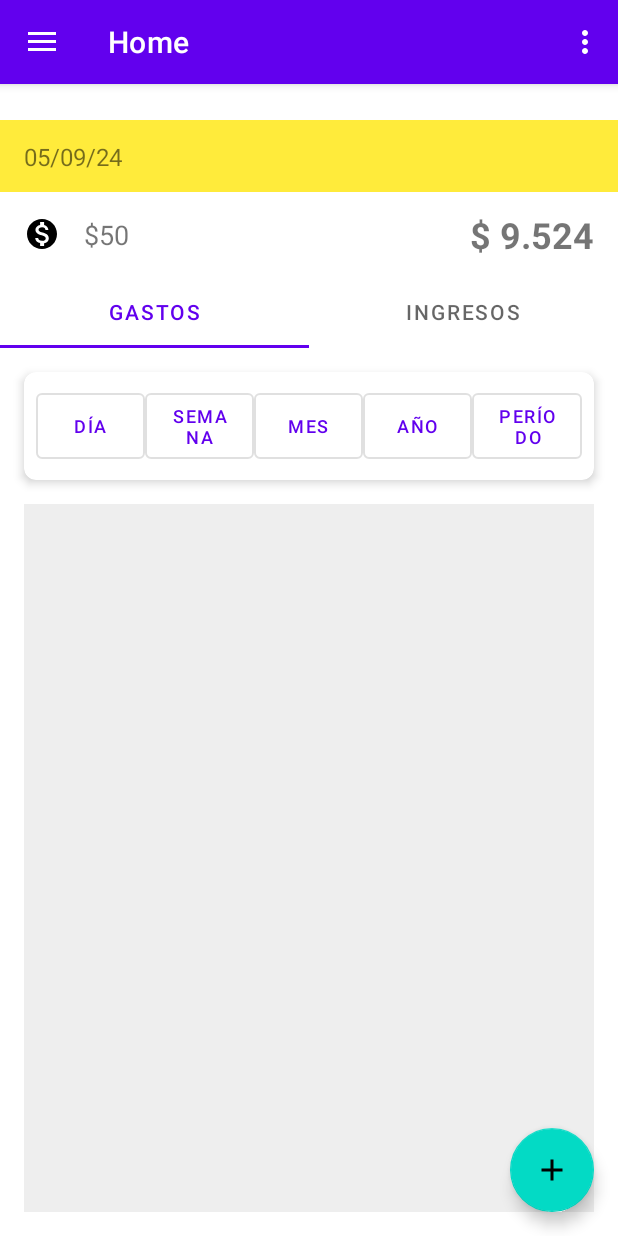
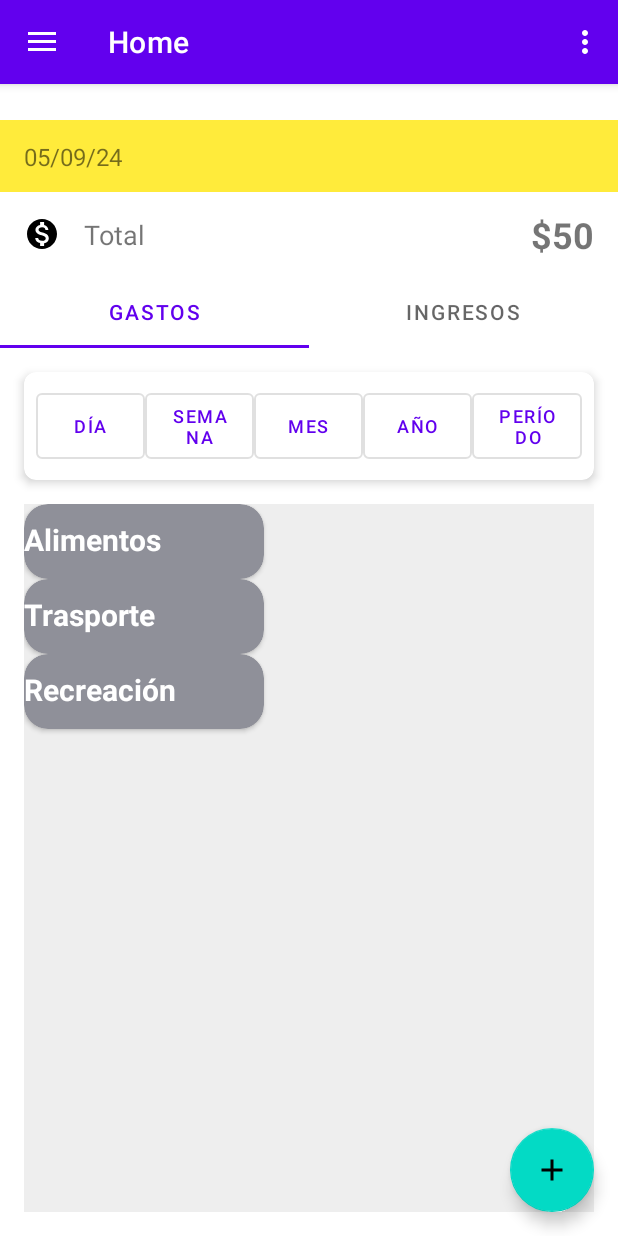
Before and after one commit to spoleschi/GestionGastos, an Android app: the MainActivity screen opened directly, with no data from a screen before it, on a phone screen of 412 x 824 dp. Run offline under Robolectric (Android 15) with nearby library versions, the phone set to English and light mode, and no system bars; our stand-ins replace navigation-ui.

```diff
--- a/app/src/main/java/com/example/myapplication4/Cuota.java
+++ b/app/src/main/java/com/example/myapplication4/Clases/Cuota.java
@@ -1,4 +1,4 @@
-package com.example.myapplication4;
+package com.example.myapplication4.Clases;
 import java.time.LocalDate;
 public class Cuota {
     private int nroCuota;
--- a/app/src/main/java/com/example/myapplication4/Gasto.java
+++ b/app/src/main/java/com/example/myapplication4/Clases/Gasto.java
@@ -1,8 +1,7 @@
-package com.example.myapplication4;
+package com.example.myapplication4.Clases;
 import java.util.ArrayList;
 import java.math.BigDecimal;
 import java.time.LocalDate;
-import java.util.Locale;
 
 public class Gasto extends Transaccion{
     private int cantCuotas;
--- a/app/src/main/java/com/example/myapplication4/Ingreso.java
+++ b/app/src/main/java/com/example/myapplication4/Clases/Ingreso.java
@@ -1,4 +1,4 @@
-package com.example.myapplication4;
+package com.example.myapplication4.Clases;
 
 import java.math.BigDecimal;
 import java.time.LocalDate;
--- a/app/src/main/java/com/example/myapplication4/Transaccion.java
+++ b/app/src/main/java/com/example/myapplication4/Clases/Transaccion.java
@@ -1,4 +1,4 @@
-package com.example.myapplication4;
+package com.example.myapplication4.Clases;
 
 import java.math.BigDecimal;
 import java.time.LocalDate;
--- a/app/src/main/java/com/example/myapplication4/Usuario.java
+++ b/app/src/main/java/com/example/myapplication4/Clases/Usuario.java
@@ -1,4 +1,4 @@
-package com.example.myapplication4;
+package com.example.myapplication4.Clases;
 
 import java.math.BigDecimal;
 
--- a/app/src/main/java/com/example/myapplication4/MainActivity.kt
+++ b/app/src/main/java/com/example/myapplication4/MainActivity.kt
@@ -12,6 +12,11 @@ import androidx.navigation.ui.setupActionBarWithNavController
 import androidx.navigation.ui.setupWithNavController
 import androidx.drawerlayout.widget.DrawerLayout
 import androidx.appcompat.app.AppCompatActivity
+import androidx.recyclerview.widget.LinearLayoutManager
+import androidx.recyclerview.widget.RecyclerView
+import com.example.myapplication4.Clases.Categoria
+import com.example.myapplication4.Clases.Usuario
+import com.example.myapplication4.adapters.CategoriesAdapter
 import com.example.myapplication4.databinding.ActivityMainBinding
 import java.math.BigDecimal;
 
@@ -19,6 +24,29 @@ class MainActivity : AppCompatActivity() {
 
     private lateinit var appBarConfiguration: AppBarConfiguration
     private lateinit var binding: ActivityMainBinding
+
+    private val categories = listOf(
+        Categoria(
+            "Alimentos",
+            "",
+            "Verde",
+            "Gasto"
+        ),
+        Categoria(
+            "Trasporte",
+            "",
+            "Amarillo",
+            "Gasto"
+        ),
+        Categoria(
+            "Recreación",
+            "",
+            "Azul",
+            "Gasto"
+        )
+    )
+    private lateinit var recyclerView: RecyclerView
+    private lateinit var categoriesAdapter: CategoriesAdapter
 
     override fun onCreate(savedInstanceState: Bundle?) {
         super.onCreate(savedInstanceState)
@@ -46,16 +74,24 @@ class MainActivity : AppCompatActivity() {
         setupActionBarWithNavController(navController, appBarConfiguration)
         navView.setupWithNavController(navController)
 
-        val nuevoUser = Usuario(1,"a","b","c",BigDecimal(10));
+        initUI()
 
-        val labelSaldo: TextView = findViewById(R.id.totalLabel);
+        val nuevoUser = Usuario(
+            1,
+            "a",
+            "b",
+            "c",
+            BigDecimal(10)
+        );
 
-        labelSaldo.text = "$" + nuevoUser.saldo.toString();
+        val totalAmount: TextView = findViewById(R.id.totalAmount);
+
+        totalAmount.text = "$" + nuevoUser.saldo.toString();
 
         nuevoUser.actulizarSaldo(BigDecimal(50));
 
-        //Se tiene que volver a definir el valor del label
-        labelSaldo.text = "$" + nuevoUser.saldo.toString();
+        //Se tiene que volver a definir el valor del textView
+        totalAmount.text = "$" + nuevoUser.saldo.toString();
     }
 
     override fun onCreateOptionsMenu(menu: Menu): Boolean {
@@ -68,4 +104,12 @@ class MainActivity : AppCompatActivity() {
         val navController = findNavController(R.id.nav_host_fragment_content_main)
         return navController.navigateUp(appBarConfiguration) || super.onSupportNavigateUp()
     }
+
+    private fun initUI() {
+        recyclerView = findViewById(R.id.expensesRecyclerView)
+        categoriesAdapter = CategoriesAdapter(categories)
+        recyclerView.layoutManager =
+            LinearLayoutManager(this, LinearLayoutManager.VERTICAL, false)
+        recyclerView.adapter = categoriesAdapter
+    }
 }
--- a/app/src/main/java/com/example/myapplication4/adapters/CategoriesAdapter.kt
+++ b/app/src/main/java/com/example/myapplication4/adapters/CategoriesAdapter.kt
@@ -3,9 +3,9 @@ package com.example.myapplication4.adapters
 import android.view.LayoutInflater
 import android.view.ViewGroup
 import androidx.recyclerview.widget.RecyclerView
-import com.example.myapplication4.Categoria
+import com.example.myapplication4.Clases.Categoria
+import com.example.myapplication4.viewHolders.CategoriesViewHolder
 import com.example.myapplication4.R
-import com.example.myapplication4.viewHolders.CategoriesViewHolder
 
 class CategoriesAdapter(private val categories:List<Categoria>)
     :RecyclerView.Adapter<CategoriesViewHolder>(){
--- a/app/src/main/java/com/example/myapplication4/ui/categoria/CategoriaFragment.kt
+++ b/app/src/main/java/com/example/myapplication4/ui/categoria/CategoriaFragment.kt
@@ -12,6 +12,9 @@ import com.example.myapplication4.databinding.FragmentCategoriaBinding
 class CategoriaFragment : Fragment() {
 
     private var _binding: FragmentCategoriaBinding? = null
+
+
+
 
     // This property is only valid between onCreateView and
     // onDestroyView.
--- a/app/src/main/java/com/example/myapplication4/viewHolders/CategoriesViewHolder.kt
+++ b/app/src/main/java/com/example/myapplication4/viewHolders/CategoriesViewHolder.kt
@@ -3,13 +3,15 @@ package com.example.myapplication4.viewHolders
 import android.view.View
 import android.widget.TextView
 import androidx.recyclerview.widget.RecyclerView
-import com.example.myapplication4.Categoria
+import com.example.myapplication4.Clases.Categoria
 import com.example.myapplication4.R
 
-class CategoriesViewHolder(view: View):RecyclerView.ViewHolder(view) {
-    private val tvCategoryName: TextView = view.findViewById(R.id.tvCategoryName)
-    private val divided: View = view.findViewById(R.id.tvCategoryName)
-    fun render(category: Categoria){
-        tvCategoryName.text = "EJEMPLO"
+class CategoriesViewHolder(view: View): RecyclerView.ViewHolder(view) {
+
+    private val tvCategoryName:TextView = view.findViewById(R.id.tvCategoryName)
+    private val divider:View = view.findViewById(R.id.divider)
+    fun render(categoria: Categoria){
+        tvCategoryName.text = categoria.nombre
     }
+
 }
--- a/app/src/main/res/layout/item_category.xml
+++ b/app/src/main/res/layout/item_category.xml
@@ -24,7 +24,7 @@
         </TextView>
 
         <View
-            android:id="@+id/divader"
+            android:id="@+id/divider"
             android:layout_width="match_parent"
             tools:background="@color/white"
             android:layout_height="2dp"/>
```
Also changed, not shown: app/src/main/java/com/example/myapplication4/Categoria.java (deleted, +0 -15 lines), app/src/main/java/com/example/myapplication4/Clases/Categoria.java (added, +49 -0 lines).
